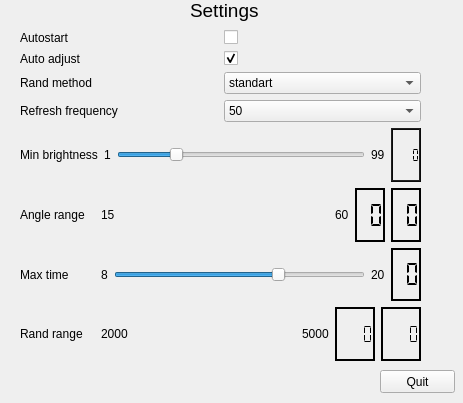
KrzysztofChrzuszcz/Portfolio, file WheelOfFortune/forms/settings.ui: the form before one commit.
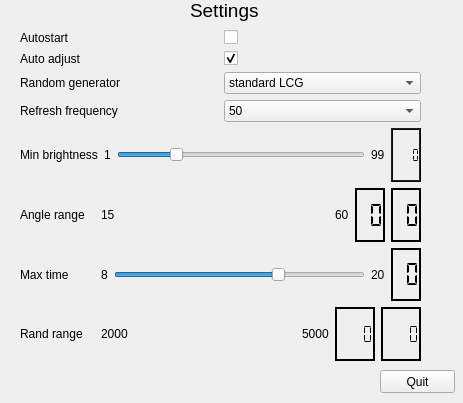
The form after the commit. Custom widgets are drawn as their Qt base class.

Commit message: Used combobox from settings to determinate different kind of random number generators [Taks1]

The edit to the form file:
```diff
--- a/WheelOfFortune/forms/settings.ui
+++ b/WheelOfFortune/forms/settings.ui
@@ -82,7 +82,7 @@
          </sizepolicy>
         </property>
         <property name="text">
-         <string>Rand method</string>
+         <string>Random generator</string>
         </property>
        </widget>
       </item>
@@ -90,7 +90,7 @@
        <widget class="QComboBox" name="randMethod_comboBox">
         <item>
          <property name="text">
-          <string>standart</string>
+          <string>standard LCG</string>
          </property>
         </item>
         <item>
```
Left out of the diff: 11 changed lines with no effect on the pictures. The commit also changes 6 other files.
